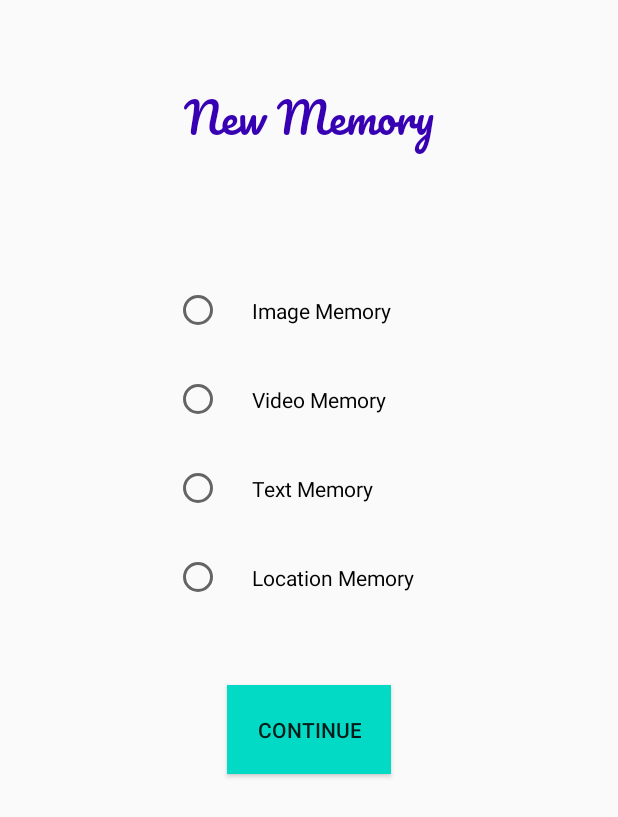
After one commit to saisukesh04/Memoria, an Android app: the layout activity_new_memory.xml on its own in the app's theme, with its tools: preview values and no code run, on a phone screen of 412 x 824 dp. The commit adds this screen. Shown: the top 817 px of the screen. Run offline under Robolectric (Android 15) with nearby library versions, the phone set to English and light mode, and no system bars.

Commit message:
Re-naming files

```diff
--- a/app/src/main/AndroidManifest.xml
+++ b/app/src/main/AndroidManifest.xml
@@ -13,7 +13,7 @@
         android:roundIcon="@mipmap/logo_round"
         android:supportsRtl="true"
         android:theme="@style/AppTheme">
-        <activity android:name=".NewPostActivity"></activity>
+        <activity android:name=".NewMemoryActivity" />
         <activity
             android:name=".signup.SettingsActivity"
             android:windowSoftInputMode="stateHidden" />
--- a/app/src/main/java/com/example/memoria/MainActivity.java
+++ b/app/src/main/java/com/example/memoria/MainActivity.java
@@ -55,11 +55,11 @@ public class MainActivity extends AppCompatActivity {
 
         Toolbar toolbar = findViewById(R.id.toolbar);
         setSupportActionBar(toolbar);
-        FloatingActionButton addPostFAB = findViewById(R.id.addPostFAB);
-        addPostFAB.setOnClickListener(new View.OnClickListener() {
+        FloatingActionButton addMemoryFAB = findViewById(R.id.addMemoryFAB);
+        addMemoryFAB.setOnClickListener(new View.OnClickListener() {
             @Override
             public void onClick(View view) {
-                startActivity(new Intent(MainActivity.this, NewPostActivity.class));
+                startActivity(new Intent(MainActivity.this, NewMemoryActivity.class));
             }
         });
         DrawerLayout drawer = findViewById(R.id.drawer_layout);
--- a/app/src/main/java/com/example/memoria/NewPostActivity.java
+++ b/app/src/main/java/com/example/memoria/NewMemoryActivity.java
@@ -4,11 +4,15 @@ import androidx.appcompat.app.AppCompatActivity;
 
 import android.os.Bundle;
 
-public class NewPostActivity extends AppCompatActivity {
+import butterknife.ButterKnife;
+
+public class NewMemoryActivity extends AppCompatActivity {
 
     @Override
     protected void onCreate(Bundle savedInstanceState) {
         super.onCreate(savedInstanceState);
-        setContentView(R.layout.activity_new_post);
+        setContentView(R.layout.activity_new_memory);
+
+        ButterKnife.bind(this);
     }
 }
--- /dev/null
+++ b/app/src/main/res/layout/activity_new_memory.xml
@@ -0,0 +1,73 @@
+<?xml version="1.0" encoding="utf-8"?>
+<androidx.constraintlayout.widget.ConstraintLayout xmlns:android="http://schemas.android.com/apk/res/android"
+    xmlns:app="http://schemas.android.com/apk/res-auto"
+    xmlns:tools="http://schemas.android.com/tools"
+    android:layout_width="match_parent"
+    android:layout_height="match_parent"
+    tools:context=".NewMemoryActivity">
+
+    <TextView
+        android:id="@+id/newMemoryTitle"
+        android:layout_width="wrap_content"
+        android:layout_height="wrap_content"
+        android:layout_marginTop="48dp"
+        android:text="@string/new_memory_title"
+        android:textColor="@color/colorPrimaryDark"
+        android:textSize="28sp"
+        android:fontFamily="@font/pacifico"
+        android:gravity="center"
+        app:layout_constraintEnd_toEndOf="parent"
+        app:layout_constraintStart_toStartOf="parent"
+        app:layout_constraintTop_toTopOf="parent" />
+
+    <RadioGroup
+        android:id="@+id/radioGroup2"
+        android:layout_width="wrap_content"
+        android:layout_height="wrap_content"
+        android:layout_marginTop="64dp"
+        android:padding="10dp"
+        app:layout_constraintEnd_toEndOf="parent"
+        app:layout_constraintStart_toStartOf="parent"
+        app:layout_constraintTop_toBottomOf="@+id/newMemoryTitle">
+
+        <RadioButton
+            android:id="@+id/radioButton"
+            android:layout_width="match_parent"
+            android:layout_height="wrap_content"
+            android:padding="20dp"
+            android:text="@string/radiobutton1" />
+
+        <RadioButton
+            android:id="@+id/radioButton2"
+            android:layout_width="match_parent"
+            android:layout_height="wrap_content"
+            android:padding="20dp"
+            android:text="@string/radiobutton2" />
+
+        <RadioButton
+            android:id="@+id/radioButton3"
+            android:layout_width="match_parent"
+            android:layout_height="wrap_content"
+            android:padding="20dp"
+            android:text="@string/radiobutton3" />
+
+        <RadioButton
+            android:id="@+id/radioButton4"
+            android:layout_width="match_parent"
+            android:layout_height="wrap_content"
+            android:padding="20dp"
+            android:text="@string/radiobutton4" />
+    </RadioGroup>
+
+    <Button
+        android:id="@+id/newMemoryContinue"
+        android:layout_width="wrap_content"
+        android:layout_height="wrap_content"
+        android:layout_marginTop="32dp"
+        android:background="@color/colorAccent"
+        android:padding="20dp"
+        android:text="@string/continue_btn_text"
+        app:layout_constraintEnd_toEndOf="parent"
+        app:layout_constraintStart_toStartOf="parent"
+        app:layout_constraintTop_toBottomOf="@+id/radioGroup2" />
+</androidx.constraintlayout.widget.ConstraintLayout>
--- a/app/src/main/res/layout/activity_new_post.xml
+++ /dev/null
@@ -1,9 +0,0 @@
-<?xml version="1.0" encoding="utf-8"?>
-<androidx.constraintlayout.widget.ConstraintLayout xmlns:android="http://schemas.android.com/apk/res/android"
-    xmlns:app="http://schemas.android.com/apk/res-auto"
-    xmlns:tools="http://schemas.android.com/tools"
-    android:layout_width="match_parent"
-    android:layout_height="match_parent"
-    tools:context=".NewPostActivity">
-
-</androidx.constraintlayout.widget.ConstraintLayout>
--- a/app/src/main/res/layout/app_bar_main.xml
+++ b/app/src/main/res/layout/app_bar_main.xml
@@ -23,7 +23,7 @@
     <include layout="@layout/content_main" />
 
     <com.google.android.material.floatingactionbutton.FloatingActionButton
-        android:id="@+id/addPostFAB"
+        android:id="@+id/addMemoryFAB"
         android:layout_width="wrap_content"
         android:layout_height="wrap_content"
         android:layout_gravity="bottom|end"
--- a/app/src/main/res/values/strings.xml
+++ b/app/src/main/res/values/strings.xml
@@ -27,4 +27,11 @@
     <string name="username">Username</string>
     <string name="save_profile">Save Profile</string>
 
+    <string name="new_memory_title">New Memory</string>
+    <string name="radiobutton1">Image Memory</string>
+    <string name="radiobutton2">Video Memory</string>
+    <string name="radiobutton3">Text Memory</string>
+    <string name="radiobutton4">Location Memory</string>
+    <string name="continue_btn_text">Continue</string>
+
 </resources>
```
